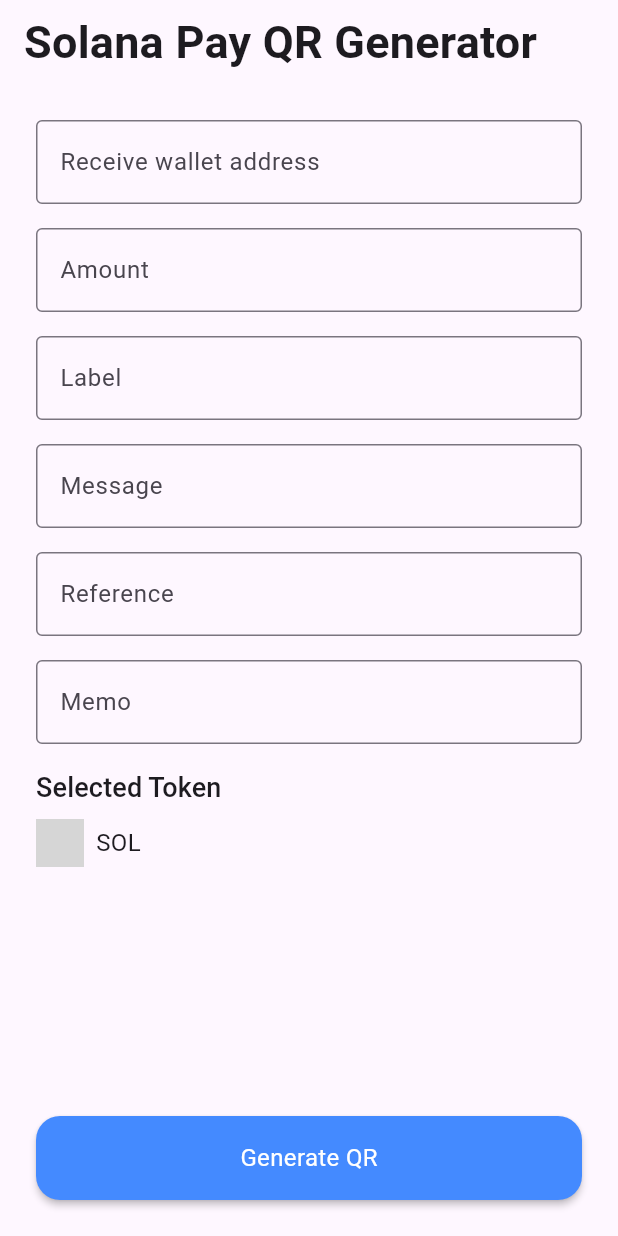
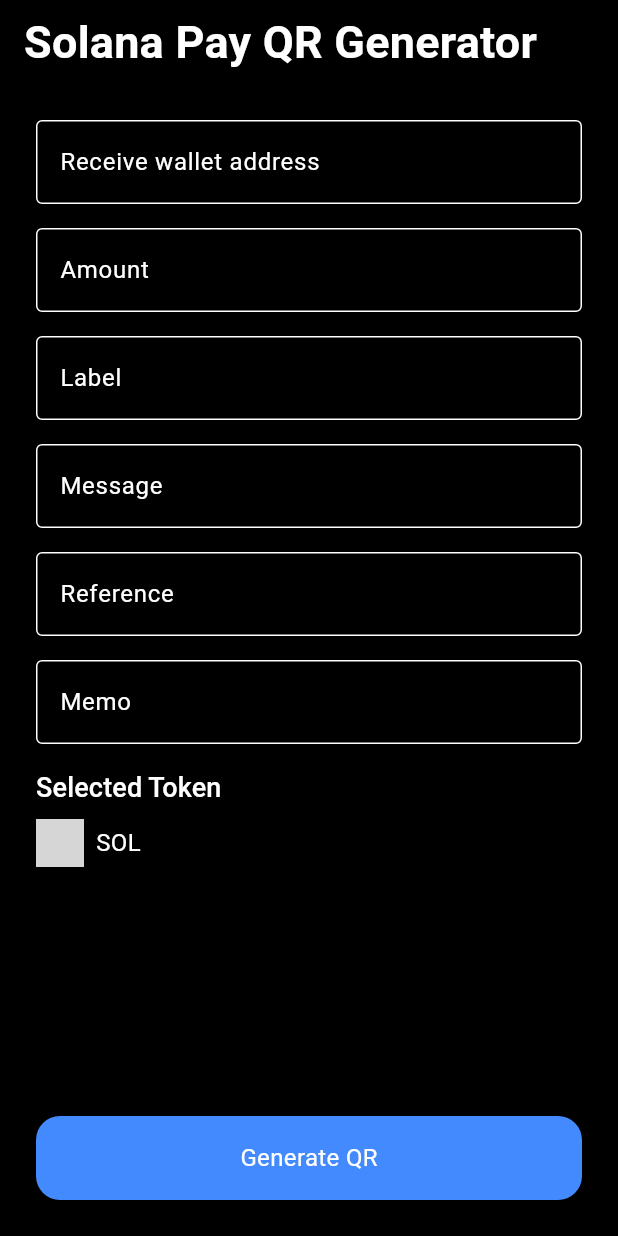
Before and after one commit to kackogut/solana_pay_generator, a Flutter app: the screen it shows after launch, on a phone screen of 412 x 824 dp. Run offline on Flutter 3.47's test engine with Material 2 defaults, Android fonts, the light colour scheme and no system bars; our stand-ins replace easy_localization, equatable, flutter_bloc, pretty_qr_code; missing offline and left inert: solana; network calls fail; grey boxes are pictures that could not be loaded.

Commit message:
Add app theme colors

```diff
--- /dev/null
+++ b/lib/design/theme/app_colors.dart
@@ -0,0 +1,10 @@
+import 'dart:ui';
+
+class AppColors {
+  static const solanaPurple = Color(0xFF9945FF);
+  static const solanaGreen = Color(0xFF14F195);
+
+  static const white = Color(0xFFFFFFFF);
+  static const black = Color(0xFF000000);
+  static const red = Color(0xFFFF0404);
+}
--- a/lib/design/theme/app_theme.dart
+++ b/lib/design/theme/app_theme.dart
@@ -1,8 +1,16 @@
 import 'package:flutter/material.dart';
+
+import 'app_colors.dart';
 
 class AppTheme {
   static ThemeData getThemeData() => ThemeData(
-        colorScheme: ColorScheme.fromSeed(seedColor: Colors.deepPurple),
+        colorScheme: _getLightColorScheme(),
+        useMaterial3: true,
+        textTheme: _getTextTheme(),
+      );
+
+  static ThemeData getDarkThemeData() => ThemeData(
+        colorScheme: _getDarkColorScheme(),
         useMaterial3: true,
         textTheme: _getTextTheme(),
       );
@@ -12,4 +20,32 @@
         titleSmall: TextStyle(fontSize: 18, fontWeight: FontWeight.w500),
         bodyMedium: TextStyle(fontSize: 16, fontWeight: FontWeight.w400),
       );
+
+  static ColorScheme _getDarkColorScheme() => const ColorScheme(
+        brightness: Brightness.dark,
+        primary: AppColors.solanaPurple,
+        onPrimary: AppColors.white,
+        secondary: AppColors.solanaGreen,
+        onSecondary: AppColors.white,
+        error: AppColors.red,
+        onError: AppColors.white,
+        background: AppColors.black,
+        onBackground: AppColors.white,
+        surface: AppColors.black,
+        onSurface: AppColors.white,
+      );
+
+  static ColorScheme _getLightColorScheme() => const ColorScheme(
+        brightness: Brightness.dark,
+        primary: AppColors.solanaPurple,
+        onPrimary: AppColors.white,
+        secondary: AppColors.solanaGreen,
+        onSecondary: AppColors.white,
+        error: AppColors.red,
+        onError: AppColors.white,
+        background: AppColors.black,
+        onBackground: AppColors.white,
+        surface: AppColors.black,
+        onSurface: AppColors.white,
+      );
 }
--- a/lib/feature/token/token_picker.dart
+++ b/lib/feature/token/token_picker.dart
@@ -21,7 +21,7 @@
               padding: const EdgeInsets.all(Spacing.large_100),
               decoration: BoxDecoration(
                 borderRadius: BorderRadius.circular(Spacing.medium_100),
-                color: Colors.white,
+                color: Theme.of(context).colorScheme.surface,
               ),
               height: MediaQuery.of(context).size.height / 2,
               width: MediaQuery.of(context).size.width / 2,
--- a/lib/main.dart
+++ b/lib/main.dart
@@ -33,6 +33,7 @@
       supportedLocales: context.supportedLocales,
       locale: context.locale,
       theme: AppTheme.getThemeData(),
+      darkTheme: AppTheme.getDarkThemeData(),
       home: getRepositoryProviders(
         blocProviders: getBlocProviders(
           child: const ParametersInputScreen(),
```
